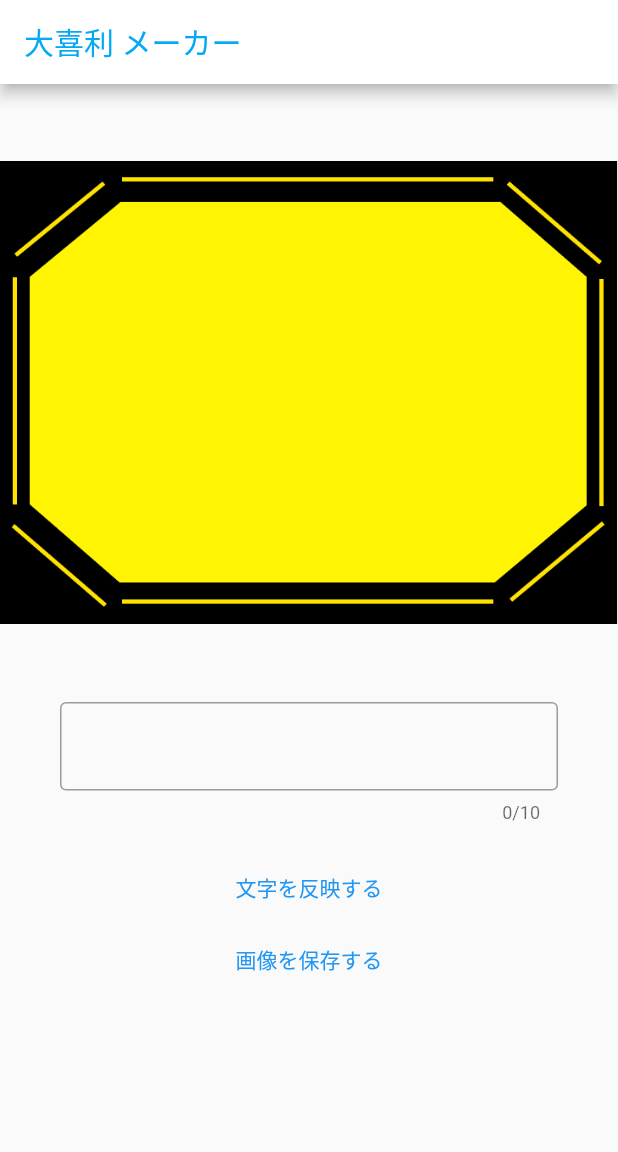
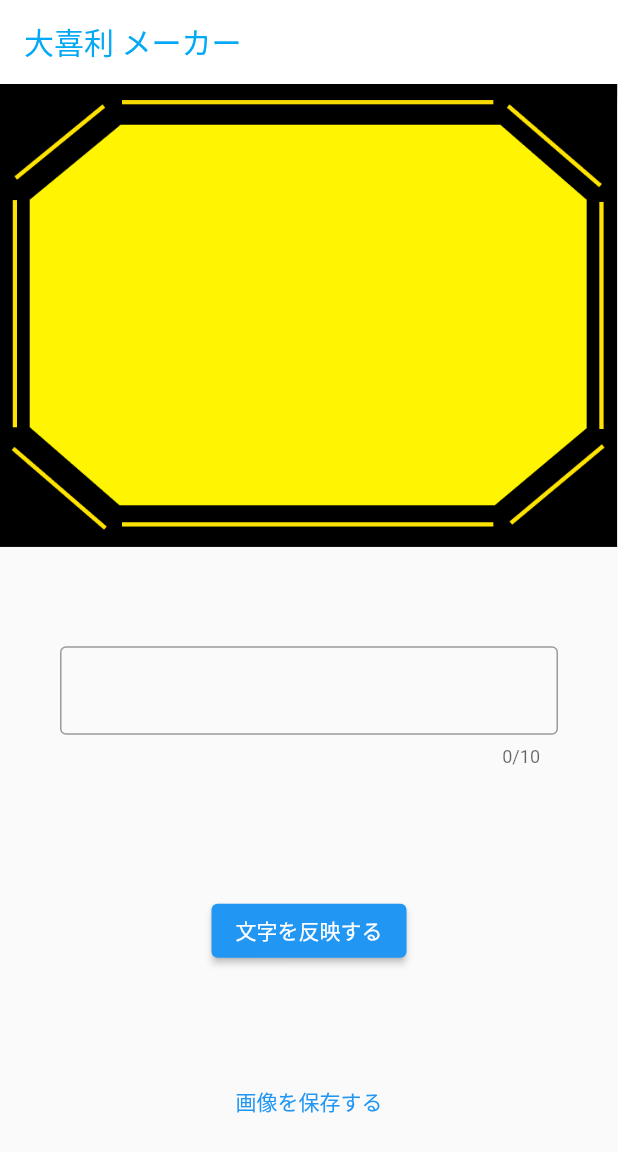
Before and after one commit to iseruuuuu/bokete_create_app, a Flutter app: the screen it shows after launch, on a phone screen of 412 x 824 dp. Shown: the top 1152 px of the screen. Run offline on Flutter 3.47's test engine with Material 2 defaults, Android fonts, the phone set to English and light mode, and no system bars; our stand-ins replace flutter_svg, get, image_gallery_saver; missing offline and left inert: image_editor; project files that could hold a hidden picture were left out.

Commit message:
add: 画面の調整

```diff
--- a/lib/screen/home_ful/home_ful_screen.dart
+++ b/lib/screen/home_ful/home_ful_screen.dart
@@ -30,10 +30,8 @@ class _HomeFulScreenState extends State<HomeFulScreen> {
       ),
       body: Column(
         children: <Widget>[
-          AspectRatio(
-            aspectRatio: 1,
-            child: target != null ? Image(image: target!) : Image.asset(assets),
-          ),
+          target != null ? Image(image: target!) : Image.asset(assets),
+          const Spacer(),
           Padding(
             padding: const EdgeInsets.symmetric(horizontal: 40),
             child: SizedBox(
@@ -51,18 +49,21 @@ class _HomeFulScreenState extends State<HomeFulScreen> {
               ),
             ),
           ),
-          TextButton(
+          const Spacer(),
+          ElevatedButton(
             onPressed: () async {
               await addText(fontName);
             },
             child: const Text('文字を反映する'),
           ),
+          const Spacer(),
           TextButton(
             onPressed: () {
               onImageStore();
             },
             child: const Text('画像を保存する'),
           ),
+          const Spacer(),
         ],
       ),
     );
```
